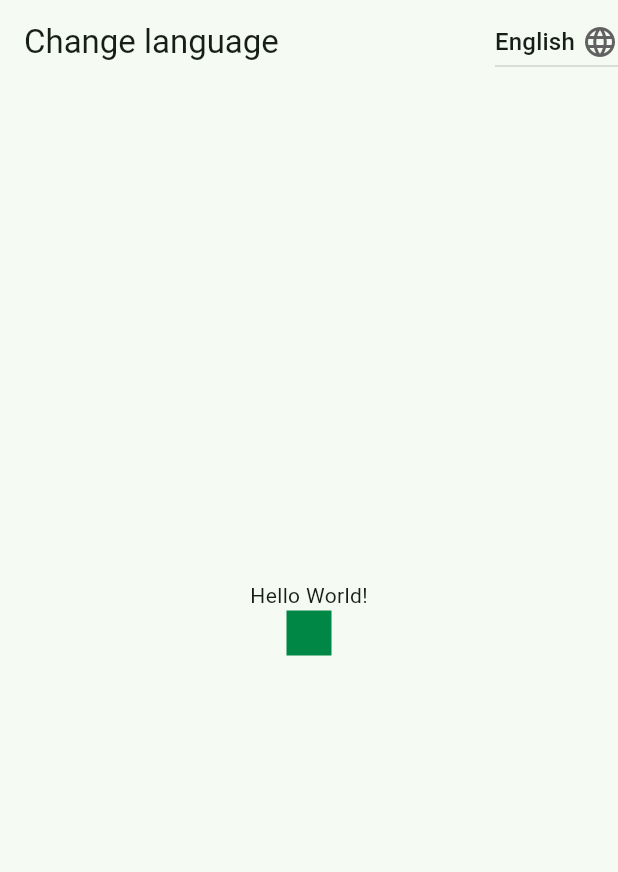
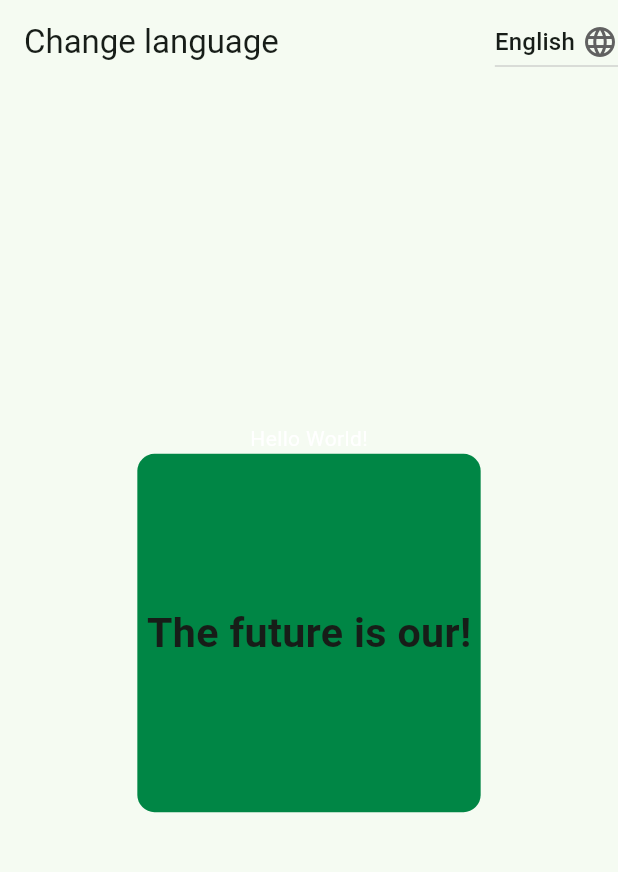
Before and after one commit to winstonjgz/Desarrollos-con-Flutter, a Flutter app: the screen it shows after launch, on a phone screen of 412 x 824 dp, the part 84-956 px from its top. Run offline on Flutter 3.47's test engine with Material 3 defaults, Android fonts, the light colour scheme and no system bars; our stand-ins replace faker, flutter_screenutil, timeago; generated files the repository leaves out were written again.

Commit message:
Finalizacion app language, responsive, theme 25-10-2024

```diff
--- a/responsive_app/lib/l10n/app_en.arb
+++ b/responsive_app/lib/l10n/app_en.arb
@@ -1,4 +1,5 @@
 {
   "helloWorld": "Hello World!",
-  "titleApp": "Change language"
+  "titleApp": "Change language",
+  "quoteLan": "The future is our!"
 }
--- a/responsive_app/lib/l10n/app_es.arb
+++ b/responsive_app/lib/l10n/app_es.arb
@@ -1,4 +1,5 @@
 {
   "helloWorld": "Hola Mundo!",
-  "titleApp": "Cambio de idioma"
+  "titleApp": "Cambio de idioma",
+  "quoteLan": "El futuro es nuestro!"
 }
--- a/responsive_app/lib/main.dart
+++ b/responsive_app/lib/main.dart
@@ -2,6 +2,7 @@ import 'package:flutter/material.dart';
 import 'package:flutter_localizations/flutter_localizations.dart';
 import 'package:flutter_gen/gen_l10n/app_localizations.dart';
 import 'package:responsive_app/theme/theme.dart';
+import 'package:flutter_screenutil/flutter_screenutil.dart';
 
 void main() {
   runApp(const MainApp());
@@ -32,8 +33,11 @@ class _MainAppState extends State<MainApp> {
 
   @override
   Widget build(BuildContext context) {
+    return ScreenUtilInit(
+      builder: (context, child) {
         return MaterialApp(
-      debugShowCheckedModeBanner: false, // Banner que sale a la derecha "Debug"
+          debugShowCheckedModeBanner:
+              false, // Banner que sale a la derecha "Debug"
           locale: _locale,
           localizationsDelegates: const [
             GlobalMaterialLocalizations.delegate,
@@ -54,7 +58,10 @@ class _MainAppState extends State<MainApp> {
             colorScheme: MaterialTheme.darkMediumContrastScheme(),
           ),
           themeMode: _themeMode,
-      home: Scaffold(
+          home: child,
+        );
+      },
+      child: Scaffold(
         appBar: AppBar(
           actions: [
             Padding(
@@ -119,11 +126,27 @@ class MyApp extends StatelessWidget {
         child: Column(
           mainAxisAlignment: MainAxisAlignment.center,
           children: [
-            Text(AppLocalizations.of(context)!.helloWorld),
+            Text(
+              AppLocalizations.of(context)!.helloWorld,
+              style: TextStyle(
+                color: theme.onPrimaryContainer,
+              ),
+            ),
             Container(
+              decoration: BoxDecoration(
+                borderRadius: BorderRadius.circular(10.r),
                 color: theme.primaryContainer,
-              height: 30,
-              width: 30,
+              ),
+              height: 200.h,
+              width: 200.w,
+              alignment: Alignment.center,
+              child: Text(
+                AppLocalizations.of(context)!.quoteLan,
+                style: TextStyle(
+                  fontWeight: FontWeight.bold,
+                  fontSize: 24.sp,
+                ),
+              ),
             ),
           ],
         ),
--- a/responsive_app/pubspec.yaml
+++ b/responsive_app/pubspec.yaml
@@ -11,6 +11,7 @@ dependencies:
     sdk: flutter
   flutter_localizations:
     sdk: flutter
+  flutter_screenutil: ^5.9.3
   intl: any
 
 dev_dependencies:
```
Also changed, not shown: responsive_app/pubspec.lock. Lines whose indentation alone changed are shown as unchanged.
